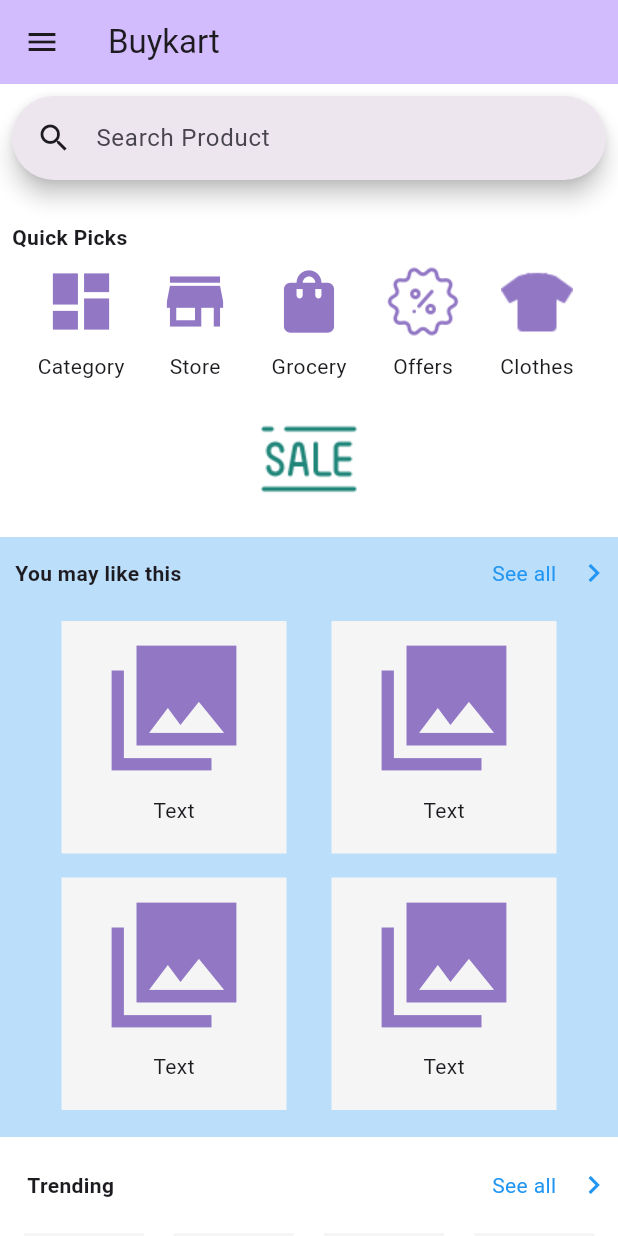
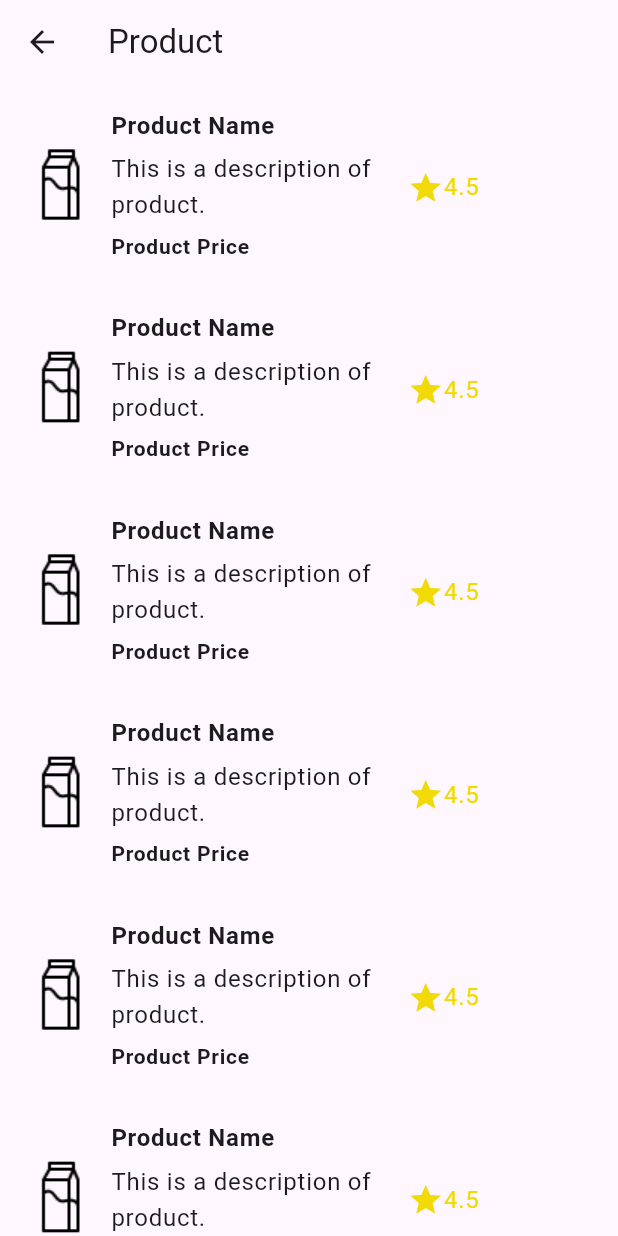
Before and after one commit to veddange/demo, a Flutter app: the screen it shows after launch, after a tap on the "store" icon, on a phone screen of 412 x 824 dp. Run offline on Flutter 3.47's test engine with Material 3 defaults, Android fonts, the light colour scheme and no system bars.

Commit message:
productlist & producdetail ui

```diff
--- a/lib/Quick Screens/offers.dart
+++ b/lib/Quick Screens/offers.dart
@@ -29,14 +29,13 @@
                     itemCount: 10,
                     itemBuilder: (context, index) =>  const ListTile(
                         title: Column(
-                          crossAxisAlignment: CrossAxisAlignment.start,
+                          crossAxisAlignment: CrossAxisAlignment.stretch,
                           children: [
                           Text("brand_name"),
                           Text("coupon_code")
                         ],)
                       )),
               )
-              // )
             ],
           ),
         ),
--- /dev/null
+++ b/lib/Quick Screens/store/productview.dart
@@ -0,0 +1,95 @@
+import 'package:flutter/material.dart';
+
+class ProductView extends StatefulWidget {
+  const ProductView({super.key});
+
+  @override
+  State<ProductView> createState() => _ProductViewState();
+}
+
+class _ProductViewState extends State<ProductView> {
+  @override
+  Widget build(BuildContext context) {
+    return MaterialApp(
+      title: "Product",
+      home: Scaffold(
+        appBar: AppBar(
+          title: const Text("Product"),
+          leading: BackButton(onPressed: () {
+            Navigator.of(context).pop();
+          }),
+        ),
+        body: Center(
+          child: Column(
+            children: [
+              Expanded(
+                  child: ListView.builder(
+                      itemCount: 15,
+                      itemBuilder: (context, index) => ListTile(
+                            title: Column(
+                              crossAxisAlignment: CrossAxisAlignment.start,
+                              children: [
+                                Row(
+                                  children: [
+                                    Image.asset("assets/milk.png"),
+                                    const Padding(
+                                      padding: EdgeInsets.all(8.0),
+                                      child: Column(
+                                        crossAxisAlignment:
+                                            CrossAxisAlignment.start,
+                                        children: [
+                                          Text(
+                                            "Product Name",
+                                             style: TextStyle(
+                                              fontWeight: FontWeight.bold
+                                             ),
+                                          ),
+                                          SizedBox(
+                                            height: 5,
+                                          ),
+                                          Row(
+                                            children: [
+                                              Text(
+                                                "This is a description of \nproduct.",
+                                              ),
+                                              SizedBox(
+                                                width: 20,
+                                              ),
+                                              Row(
+                                                children: [
+                                                  Icon(Icons.star,
+                                                    color: Color.fromARGB(255, 241, 218, 7),
+                                                  ),
+                                                  Text("4.5",
+                                                  style: TextStyle(
+                                                    color: Color.fromARGB(255, 241, 218, 4)
+                                                  ),
+                                                  )
+                                                ],
+                                              )
+                                            ],
+                                          ),
+                                          SizedBox(
+                                            height: 5,
+                                          ),
+                                          Text("Product Price",
+                                              style: TextStyle(
+                                                fontWeight: FontWeight.w700,
+                                                fontSize: 14.0,
+                                              ),
+                                          ),
+                                        ],
+                                      ),
+                                    )
+                                  ],
+                                )
+                              ],
+                            ),
+                          )))
+            ],
+          ),
+        ),
+      ),
+    );
+  }
+}
--- a/lib/main.dart
+++ b/lib/main.dart
@@ -3,6 +3,7 @@
 import 'package:demo/Quick%20Screens/clothes.dart';
 import 'package:demo/Quick%20Screens/grocery.dart';
 import 'package:demo/Quick%20Screens/offers.dart';
+import 'package:demo/Quick%20Screens/store/productview.dart';
 import 'package:flutter/material.dart';
 
 void main() {
@@ -111,7 +112,10 @@
                       children: [
                         IconButton(
                             iconSize: 50,
-                            onPressed: () {},
+                            onPressed: () {
+                              Navigator.of(context).push(MaterialPageRoute(
+                                  builder: (context) => const ProductView()));
+                            },
                             color: const Color.fromARGB(255, 146, 119, 197),
                             icon: const Icon(Icons.store)),
                         const Text("Store")
```
Also changed, not shown: lib/Authentication/login.dart (+80 -69 lines), lib/Quick Screens/store/productdetails.dart (added, +125 -0 lines).
